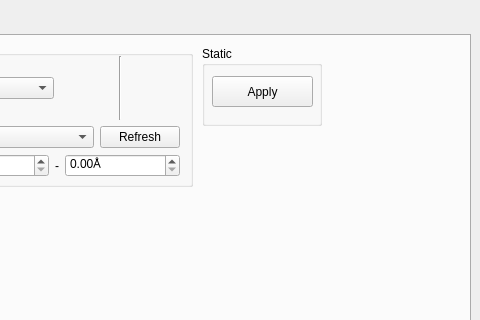
Before: the Qt Designer form Caver4/ui/caver_analysis.ui in YaoYinYing/caver-pymol-plugin, drawn with Qt 5; both pictures show x 160 to 640 and y 0 to 320 of the 640 by 480 pixel window.
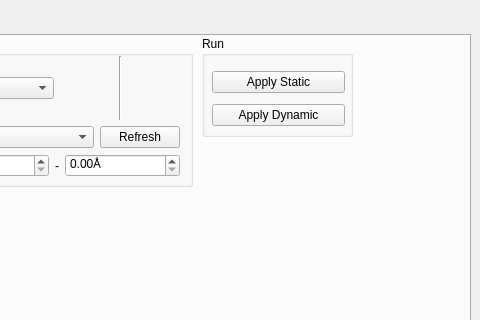
After: the same form once the commit is applied.

What changed in the file:
```diff
--- a/Caver4/ui/caver_analysis.ui
+++ b/Caver4/ui/caver_analysis.ui
@@ -188,26 +188,39 @@
      <property name="geometry">
       <rect>
        <x>350</x>
-       <y>10</y>
-       <width>120</width>
-       <height>80</height>
+       <y>0</y>
+       <width>151</width>
+       <height>101</height>
       </rect>
      </property>
      <property name="title">
-      <string>Static</string>
+      <string>Run</string>
      </property>
-     <widget class="QPushButton" name="pushButton_applyTunnelsSpectrumStatic">
+     <widget class="QWidget" name="">
       <property name="geometry">
        <rect>
         <x>10</x>
         <y>30</y>
-        <width>101</width>
-        <height>31</height>
+        <width>133</width>
+        <height>66</height>
        </rect>
       </property>
-      <property name="text">
-       <string>Apply</string>
-      </property>
+      <layout class="QVBoxLayout" name="verticalLayout">
+       <item>
+        <widget class="QPushButton" name="pushButton_applyTunnelsSpectrumStatic">
+         <property name="text">
+          <string>Apply Static</string>
+         </property>
+        </widget>
+       </item>
+       <item>
+        <widget class="QPushButton" name="pushButton_applyTunnelsSpectrumStatic_2">
+         <property name="text">
+          <string>Apply Dynamic</string>
+         </property>
+        </widget>
+       </item>
+      </layout>
      </widget>
     </widget>
    </widget>
```
